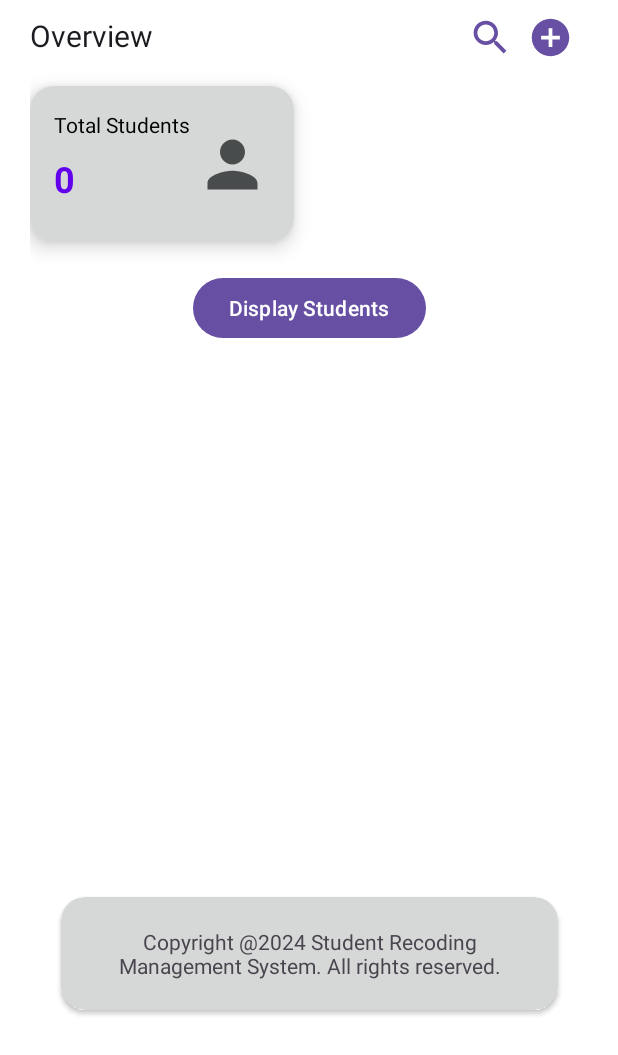
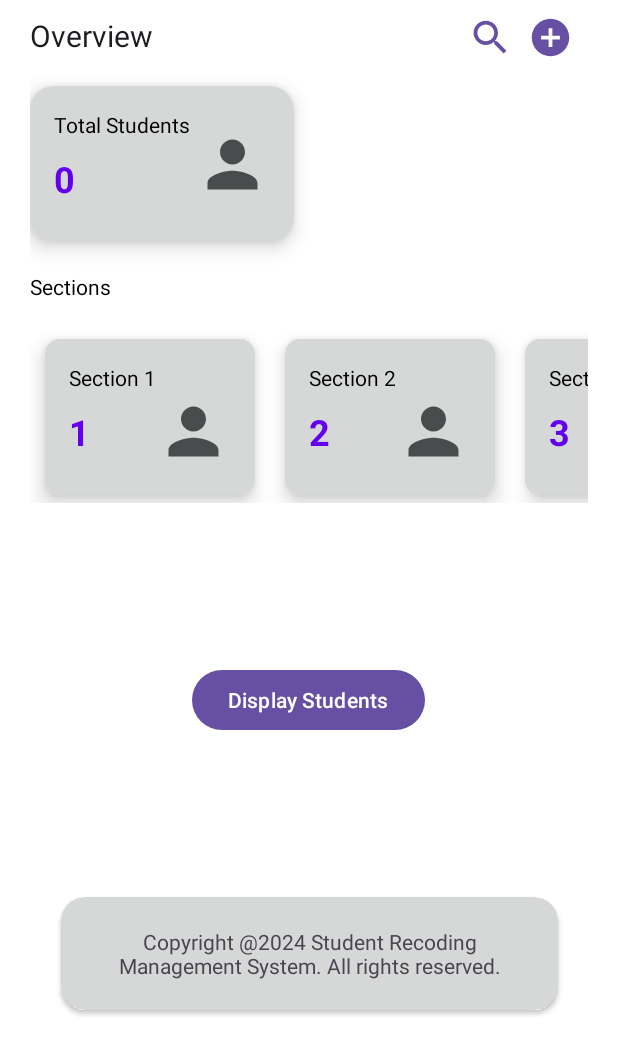
Before and after one commit to bruhhhyannnn/Student-Recording-Management, an Android app: the screen it shows after launch (MainActivity), on a phone screen of 412 x 824 dp, the part 181-1236 px from its top. Run offline under Robolectric (Android 15) with nearby library versions, the phone set to English and light mode, and no system bars; our stand-ins replace Firebase (no records; nobody signed in at launch, a user with empty details on screens opened directly).

Commit message:
added sections with recyclerview and adapter included while i added a filler data - finished app version 1.0.3

```diff
--- a/app/src/main/java/com/example/student_recording_management/MainActivity.kt
+++ b/app/src/main/java/com/example/student_recording_management/MainActivity.kt
@@ -13,7 +13,9 @@ import androidx.appcompat.app.AlertDialog
 import androidx.appcompat.app.AppCompatActivity
 import androidx.recyclerview.widget.LinearLayoutManager
 import androidx.recyclerview.widget.RecyclerView
+import com.example.student_recording_management.adapter.SectionAdapter
 import com.example.student_recording_management.adapter.StudentAdapter
+import com.example.student_recording_management.data_model.SectionModel
 import com.example.student_recording_management.data_model.StudentModel
 import com.example.student_recording_management.databinding.ActivityMainBinding
 import com.google.firebase.Firebase
@@ -30,6 +32,7 @@ class MainActivity : AppCompatActivity() {
         setContentView(binding.root)
 
         bindTotalStudent()
+        bindSections()
 
         binding.addButton.setOnClickListener {
             getStudentInformation()
@@ -65,6 +68,29 @@ class MainActivity : AppCompatActivity() {
                 }
                 setInProgress(false)
             }
+    }
+
+    private fun bindSections() {
+        val sectionList = getSectionInformation()
+
+        val recyclerView = findViewById<RecyclerView>(R.id.sections_recycler_view)
+        recyclerView.adapter = SectionAdapter(sectionList)
+        recyclerView.layoutManager = LinearLayoutManager(this, LinearLayoutManager.HORIZONTAL, false)
+    }
+
+    private fun getSectionInformation(): ArrayList<SectionModel> {
+        val sectionList = ArrayList<SectionModel>()
+        sectionList.add(SectionModel("Section 1", "Section 1", 1))
+        sectionList.add(SectionModel("Section 2", "Section 2", 2))
+        sectionList.add(SectionModel("Section 3", "Section 3", 3))
+        sectionList.add(SectionModel("Section 4", "Section 4", 4))
+        sectionList.add(SectionModel("Section 5", "Section 5", 5))
+        sectionList.add(SectionModel("Section 6", "Section 6", 6))
+        sectionList.add(SectionModel("Section 7", "Section 7", 7))
+        sectionList.add(SectionModel("Section 8", "Section 8", 8))
+        sectionList.add(SectionModel("Section 9", "Section 9", 9))
+        sectionList.add(SectionModel("Section 10", "Section 10", 10))
+        return sectionList
     }
 
     private fun getStudentInformation() {
--- /dev/null
+++ b/app/src/main/java/com/example/student_recording_management/adapter/SectionAdapter.kt
@@ -0,0 +1,39 @@
+package com.example.student_recording_management.adapter
+
+import android.view.LayoutInflater
+import android.view.View
+import android.view.ViewGroup
+import android.widget.TextView
+import android.widget.Toast
+import androidx.recyclerview.widget.RecyclerView
+import com.example.student_recording_management.R
+import com.example.student_recording_management.data_model.SectionModel
+
+class SectionAdapter(
+    private val sections: ArrayList<SectionModel>
+): RecyclerView.Adapter<SectionAdapter.SectionViewHolder>() {
+
+    override fun onCreateViewHolder(parent: ViewGroup, viewType: Int): SectionViewHolder {
+        val view = LayoutInflater.from(parent.context).inflate(R.layout.layout_sections, parent, false)
+        return SectionViewHolder(view)
+    }
+
+    override fun getItemCount(): Int {
+        return sections.size
+    }
+
+    override fun onBindViewHolder(holder: SectionViewHolder, position: Int) {
+        val section = sections[position]
+        holder.sectionName.text = section.sectionName
+        holder.studentLength.text = section.studentLength.toString()
+
+        holder.itemView.setOnClickListener {
+            Toast.makeText(holder.itemView.context, "Section " + section.sectionName + " clicked", Toast.LENGTH_SHORT).show()
+        }
+    }
+
+    class SectionViewHolder(itemView: View) : RecyclerView.ViewHolder(itemView) {
+        val sectionName : TextView = itemView.findViewById(R.id.section_name)
+        val studentLength : TextView = itemView.findViewById(R.id.total_students)
+    }
+}
--- /dev/null
+++ b/app/src/main/java/com/example/student_recording_management/data_model/SectionModel.kt
@@ -0,0 +1,7 @@
+package com.example.student_recording_management.data_model
+
+data class SectionModel(
+    val sectionID : String = "",
+    val sectionName : String ="",
+    val studentLength : Int = 0,
+)
--- /dev/null
+++ b/app/src/main/res/drawable/layout_button.xml
@@ -0,0 +1,14 @@
+<?xml version="1.0" encoding="utf-8"?>
+<selector xmlns:android="http://schemas.android.com/apk/res/android">
+    <item>
+        <shape android:shape="rectangle">
+            <solid android:color="#d2a3f2"/>
+            <corners android:bottomLeftRadius="300dp"
+                android:topRightRadius="300dp"
+                android:bottomRightRadius="50dp"
+                android:topLeftRadius="50dp"/>
+            <stroke android:width="3dp" android:color="@color/black"/>
+            <gradient android:startColor="@color/black" android:endColor="@color/white"/>
+        </shape>
+    </item>
+</selector>
--- a/app/src/main/res/layout/activity_main.xml
+++ b/app/src/main/res/layout/activity_main.xml
@@ -108,18 +108,30 @@
         </androidx.constraintlayout.widget.ConstraintLayout>
     </androidx.cardview.widget.CardView>
 
+
+    <androidx.recyclerview.widget.RecyclerView
+        android:id="@+id/sections_recycler_view"
+        android:layout_width="wrap_content"
+        android:layout_height="wrap_content"
+        android:layout_margin="20dp"
+        app:layout_constraintEnd_toEndOf="parent"
+        app:layout_constraintStart_toStartOf="parent"
+        app:layout_constraintTop_toBottomOf="@+id/textView" />
+
     <Button
         android:id="@+id/display_button"
         android:layout_width="wrap_content"
         android:layout_height="wrap_content"
-        android:layout_marginTop="20dp"
         android:text="Display Students"
+        app:layout_constraintBottom_toTopOf="@+id/cardView"
         app:layout_constraintEnd_toEndOf="parent"
+        app:layout_constraintHorizontal_bias="0.497"
         app:layout_constraintStart_toStartOf="parent"
-        app:layout_constraintTop_toBottomOf="@+id/statistics" />
+        app:layout_constraintTop_toBottomOf="@+id/sections_recycler_view" />
 
     <!-- FOOTER -->
     <androidx.cardview.widget.CardView
+        android:id="@+id/cardView"
         android:layout_width="wrap_content"
         android:layout_height="wrap_content"
         android:layout_margin="10dp"
@@ -141,4 +153,13 @@
 
     </androidx.cardview.widget.CardView>
 
+    <TextView
+        android:id="@+id/textView"
+        android:layout_width="wrap_content"
+        android:layout_height="wrap_content"
+        android:layout_marginTop="20dp"
+        android:text="Sections"
+        app:layout_constraintStart_toStartOf="parent"
+        app:layout_constraintTop_toBottomOf="@+id/statistics" />
+
 </androidx.constraintlayout.widget.ConstraintLayout>
--- /dev/null
+++ b/app/src/main/res/layout/layout_sections.xml
@@ -0,0 +1,52 @@
+<?xml version="1.0" encoding="utf-8"?>
+<androidx.cardview.widget.CardView xmlns:android="http://schemas.android.com/apk/res/android"
+    xmlns:app="http://schemas.android.com/apk/res-auto"
+    xmlns:tools="http://schemas.android.com/tools"
+    android:layout_width="wrap_content"
+    android:layout_height="wrap_content"
+    android:clickable="true"
+    android:focusable="true"
+    android:foreground="?selectableItemBackground"
+    android:layout_marginVertical="5dp"
+    android:layout_marginHorizontal="10dp"
+    app:cardCornerRadius="10dp"
+    app:cardElevation="8dp">
+
+    <androidx.constraintlayout.widget.ConstraintLayout
+        android:layout_width="wrap_content"
+        android:layout_height="wrap_content"
+        android:background="?android:attr/colorButtonNormal"
+        android:padding="16dp">
+
+        <TextView
+            android:id="@+id/section_name"
+            android:layout_width="wrap_content"
+            android:layout_height="wrap_content"
+            android:text="Section "
+            app:layout_constraintStart_toStartOf="parent"
+            app:layout_constraintTop_toTopOf="parent" />
+
+        <TextView
+            android:id="@+id/total_students"
+            android:layout_width="wrap_content"
+            android:layout_height="wrap_content"
+            android:paddingTop="10dp"
+            android:paddingBottom="10dp"
+            android:text="0"
+            android:textColor="@color/design_default_color_primary"
+            android:textSize="24sp"
+            android:textStyle="bold"
+            app:layout_constraintBottom_toBottomOf="parent"
+            app:layout_constraintStart_toStartOf="parent"
+            app:layout_constraintTop_toBottomOf="@+id/section_name" />
+
+        <ImageView
+            android:layout_width="50dp"
+            android:layout_height="50dp"
+            android:src="@drawable/icon_profile"
+            app:layout_constraintBottom_toBottomOf="parent"
+            app:layout_constraintStart_toEndOf="@+id/section_name"
+            app:layout_constraintTop_toBottomOf="@+id/section_name" />
+
+    </androidx.constraintlayout.widget.ConstraintLayout>
+</androidx.cardview.widget.CardView>
```
